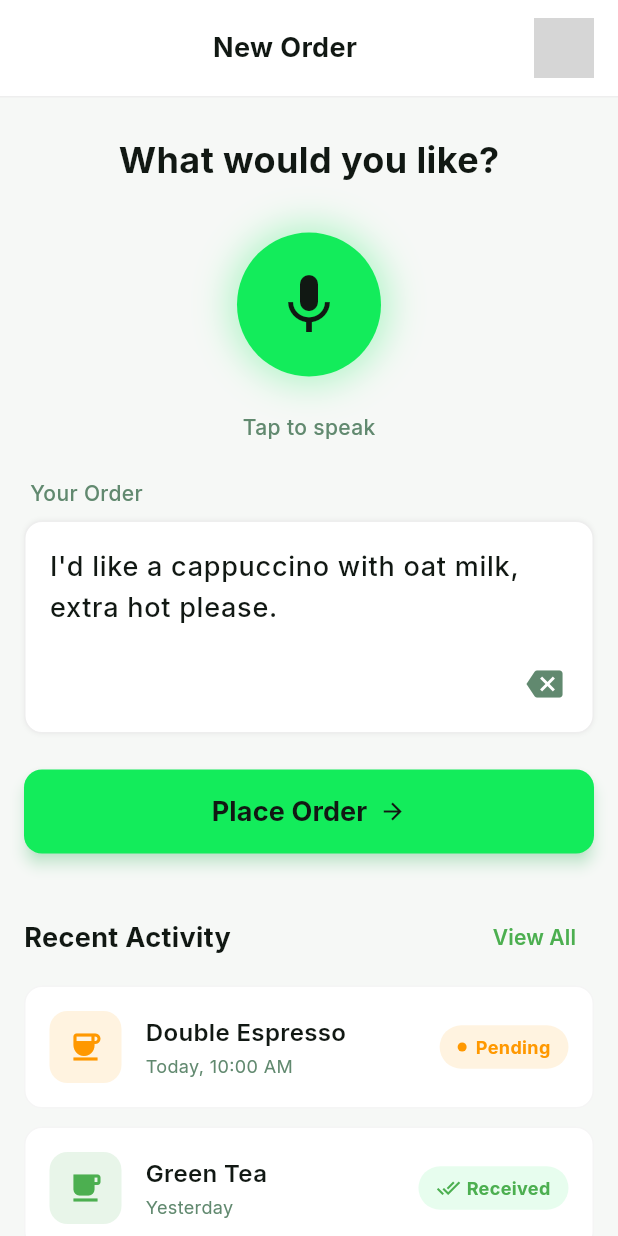
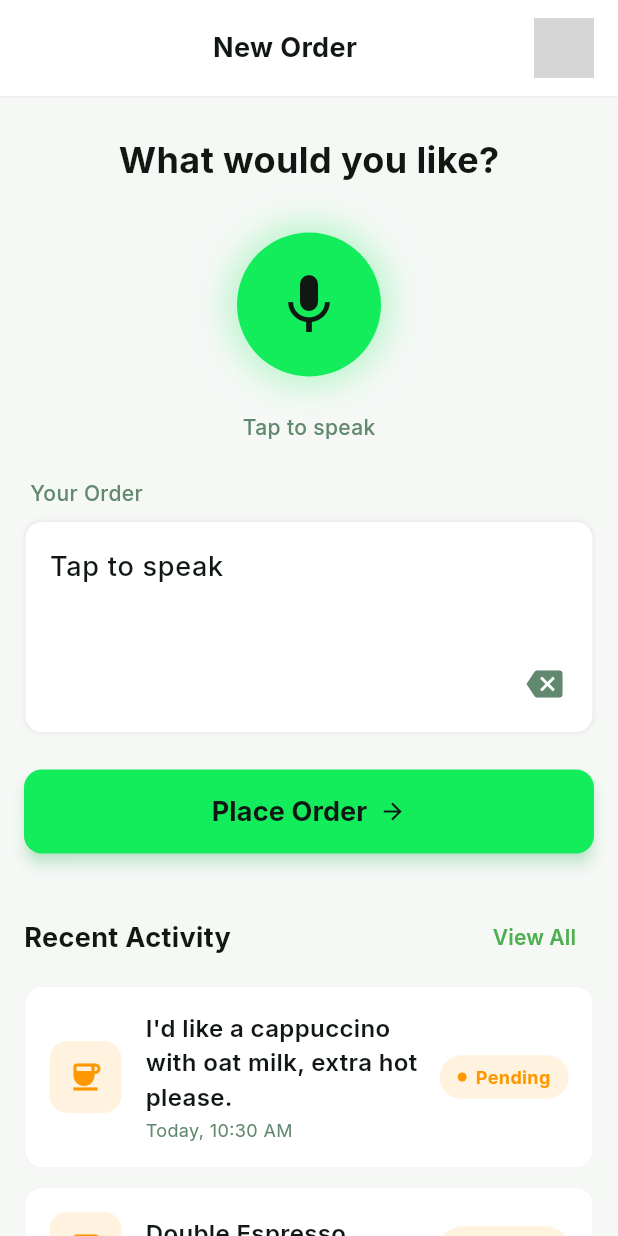
Before and after one commit to kausar033/voice-command-ai, a Flutter app: the screen it shows after launch, after a tap on "Place Order", on a phone screen of 412 x 824 dp. Run offline on Flutter 3.47's test engine with Material 3 defaults, Android fonts, the phone set to English and light mode, and no system bars; drawn by our look-alikes of avatar_glow; our stand-ins replace flutter_local_notifications, get_it, google_fonts, speech_to_text; network calls fail; grey boxes are pictures that could not be loaded.

Commit message:
order activity screen added

```diff
--- /dev/null
+++ b/lib/models/order_model.dart
@@ -0,0 +1,15 @@
+enum OrderStatus { pending, received }
+
+class OrderModel {
+  final String id;
+  final String item;
+  final DateTime timestamp;
+  final OrderStatus status;
+
+  OrderModel({
+    required this.id,
+    required this.item,
+    required this.timestamp,
+    required this.status,
+  });
+}
--- /dev/null
+++ b/lib/presentation/screens/all_orders_screen.dart
@@ -0,0 +1,39 @@
+import 'package:flutter/material.dart';
+import 'package:flutter_ai/models/order_model.dart';
+import 'package:flutter_ai/presentation/widgets/order_card.dart';
+import 'package:google_fonts/google_fonts.dart';
+
+class AllOrdersScreen extends StatelessWidget {
+  final List<OrderModel> orders;
+
+  const AllOrdersScreen({super.key, required this.orders});
+
+  @override
+  Widget build(BuildContext context) {
+    return Scaffold(
+      backgroundColor: const Color(0xFFf6f8f6),
+      appBar: AppBar(
+        title: Text(
+          "Order History",
+          style: GoogleFonts.inter(
+            color: const Color(0xFF111813),
+            fontWeight: FontWeight.bold,
+          ),
+        ),
+        backgroundColor: Colors.white,
+        elevation: 0,
+        iconTheme: const IconThemeData(color: Color(0xFF111813)),
+      ),
+      body: ListView.separated(
+        padding: const EdgeInsets.all(16),
+        itemCount: orders.length,
+        separatorBuilder: (_, __) => const SizedBox(height: 12),
+        itemBuilder: (context, index) {
+          // Sort or assume sorted? Home screen will probably pass them sorted (newest first).
+          // But just in case, we display as is.
+          return OrderCard(order: orders[index]);
+        },
+      ),
+    );
+  }
+}
--- a/lib/presentation/screens/home_screen.dart
+++ b/lib/presentation/screens/home_screen.dart
@@ -4,6 +4,9 @@ import 'package:flutter_ai/core/services/notification_service.dart';
 import 'package:flutter_ai/injection_container.dart';
 import 'package:avatar_glow/avatar_glow.dart';
 import 'package:google_fonts/google_fonts.dart';
+import 'package:flutter_ai/models/order_model.dart';
+import 'package:flutter_ai/presentation/widgets/order_card.dart';
+import 'package:flutter_ai/presentation/screens/all_orders_screen.dart';
 
 class HomeScreen extends StatefulWidget {
   const HomeScreen({super.key});
@@ -20,6 +23,7 @@ class _HomeScreenState extends State<HomeScreen> {
 
   // State
   bool _isListening = false;
+  final List<OrderModel> _orders = [];
 
   // Colors from design
   static const Color _primary = Color(0xFF13ec5b);
@@ -33,6 +37,26 @@ class _HomeScreenState extends State<HomeScreen> {
     super.initState();
     _textController.text =
         "I'd like a cappuccino with oat milk, extra hot please.";
+    _initDummyOrders();
+  }
+
+  void _initDummyOrders() {
+    _orders.add(
+      OrderModel(
+        id: '1',
+        item: 'Double Espresso',
+        timestamp: DateTime.now().subtract(const Duration(hours: 3)),
+        status: OrderStatus.pending,
+      ),
+    );
+    _orders.add(
+      OrderModel(
+        id: '2',
+        item: 'Green Tea',
+        timestamp: DateTime.now().subtract(const Duration(days: 1)),
+        status: OrderStatus.received,
+      ),
+    );
   }
 
   @override
@@ -224,10 +248,10 @@ class _HomeScreenState extends State<HomeScreen> {
                   fontWeight: FontWeight.w500,
                   height: 1.5,
                 ),
-                decoration: const InputDecoration(
+                decoration: InputDecoration(
                   border: InputBorder.none,
                   contentPadding: EdgeInsets.all(16),
-                  hintText: "Listening...",
+                  hintText: _isListening ? "Listening..." : "Tap to speak",
                 ),
               ),
               Positioned(
@@ -252,10 +276,24 @@ class _HomeScreenState extends State<HomeScreen> {
       child: ElevatedButton(
         onPressed: () async {
           await _stopListening();
+          if (_textController.text.trim().isEmpty) return;
+
+          final newOrder = OrderModel(
+            id: DateTime.now().millisecondsSinceEpoch.toString(),
+            item: _textController.text.trim(),
+            timestamp: DateTime.now(),
+            status: OrderStatus.pending,
+          );
+
+          setState(() {
+            _orders.insert(0, newOrder);
+            _textController.clear();
+          });
+
           _notificationService.showNotification(
             id: 0,
             title: 'Order Sent',
-            body: 'Your order has been sent to the Office Assistant',
+            body: 'Ordered: ${newOrder.item}',
           );
         },
         style: ElevatedButton.styleFrom(
@@ -300,7 +338,14 @@ class _HomeScreenState extends State<HomeScreen> {
               ),
             ),
             TextButton(
-              onPressed: () {},
+              onPressed: () {
+                Navigator.push(
+                  context,
+                  MaterialPageRoute(
+                    builder: (context) => AllOrdersScreen(orders: _orders),
+                  ),
+                );
+              },
               child: Text(
                 "View All",
                 style: GoogleFonts.inter(
@@ -313,115 +358,26 @@ class _HomeScreenState extends State<HomeScreen> {
           ],
         ),
         const SizedBox(height: 8),
-        _buildActivityItem(
-          icon: Icons.coffee,
-          title: "Double Espresso",
-          time: "Today, 10:00 AM",
-          status: "Pending",
-          statusColor: Colors.orange,
-          iconBgColor: Colors.orange.shade50,
-          statusBgColor: Colors.orange.shade50,
-        ),
-        const SizedBox(height: 12),
-        _buildActivityItem(
-          icon: Icons.local_cafe,
-          title: "Green Tea",
-          time: "Yesterday",
-          status: "Received",
-          statusColor: Colors.green,
-          iconBgColor: Colors.green.shade50,
-          statusBgColor: _primary.withOpacity(0.1),
-          isDone: true,
-        ),
+        if (_orders.isEmpty)
+          Padding(
+            padding: const EdgeInsets.all(16.0),
+            child: Text(
+              "No recent orders",
+              style: GoogleFonts.inter(color: _textSub),
+            ),
+          )
+        else
+          ListView.separated(
+            padding: EdgeInsets.zero,
+            shrinkWrap: true,
+            physics: const NeverScrollableScrollPhysics(),
+            itemCount: _orders.length > 3 ? 3 : _orders.length,
+            separatorBuilder: (_, __) => const SizedBox(height: 12),
+            itemBuilder: (context, index) {
+              return OrderCard(order: _orders[index]);
+            },
+          ),
       ],
     );
   }
-
-  Widget _buildActivityItem({
-    required IconData icon,
-    required String title,
-    required String time,
-    required String status,
-    required Color statusColor,
-    required Color iconBgColor,
-    required Color statusBgColor,
-    bool isDone = false,
-  }) {
-    return Container(
-      padding: const EdgeInsets.all(16),
-      decoration: BoxDecoration(
-        color: _surfaceLight,
-        borderRadius: BorderRadius.circular(12),
-        border: Border.all(color: Colors.grey.shade100),
-      ),
-      child: Row(
-        children: [
-          Container(
-            width: 48,
-            height: 48,
-            decoration: BoxDecoration(
-              color: iconBgColor,
-              borderRadius: BorderRadius.circular(12),
-            ),
-            child: Icon(icon, color: statusColor),
-          ),
-          const SizedBox(width: 16),
-          Expanded(
-            child: Column(
-              crossAxisAlignment: CrossAxisAlignment.start,
-              children: [
-                Text(
-                  title,
-                  style: GoogleFonts.inter(
-                    color: _textMain,
-                    fontSize: 16,
-                    fontWeight: FontWeight.w600,
-                  ),
-                ),
-                const SizedBox(height: 2),
-                Text(
-                  time,
-                  style: GoogleFonts.inter(color: _textSub, fontSize: 12),
-                ),
-              ],
-            ),
-          ),
-          Container(
-            padding: const EdgeInsets.symmetric(horizontal: 12, vertical: 6),
-            decoration: BoxDecoration(
-              color: statusBgColor,
-              borderRadius: BorderRadius.circular(20),
-            ),
-            child: Row(
-              children: [
-                if (!isDone)
-                  Container(
-                    width: 6,
-                    height: 6,
-                    margin: const EdgeInsets.only(right: 6),
-                    decoration: BoxDecoration(
-                      color: statusColor,
-                      shape: BoxShape.circle,
-                    ),
-                  ),
-                if (isDone)
-                  Padding(
-                    padding: const EdgeInsets.only(right: 4),
-                    child: Icon(Icons.done_all, size: 16, color: statusColor),
-                  ),
-                Text(
-                  status,
-                  style: GoogleFonts.inter(
-                    color: statusColor,
-                    fontSize: 12,
-                    fontWeight: FontWeight.bold,
-                  ),
-                ),
-              ],
-            ),
-          ),
-        ],
-      ),
-    );
-  }
 }
--- /dev/null
+++ b/lib/presentation/widgets/order_card.dart
@@ -0,0 +1,117 @@
+import 'package:flutter/material.dart';
+import 'package:google_fonts/google_fonts.dart';
+import 'package:flutter_ai/models/order_model.dart';
+import 'package:intl/intl.dart';
+
+class OrderCard extends StatelessWidget {
+  final OrderModel order;
+
+  const OrderCard({super.key, required this.order});
+
+  @override
+  Widget build(BuildContext context) {
+    final isDone = order.status == OrderStatus.received;
+    final statusColor = isDone ? Colors.green : Colors.orange;
+    final statusBgColor = isDone
+        ? const Color(0xFF13ec5b).withOpacity(0.1)
+        : Colors.orange.shade50;
+    final iconBgColor = isDone ? Colors.green.shade50 : Colors.orange.shade50;
+    final statusText = isDone ? "Received" : "Pending";
+    final icon = isDone ? Icons.emoji_food_beverage : Icons.coffee;
+
+    // Relative time logic or formatted date
+    final timeStr = _formatDate(order.timestamp);
+
+    return Container(
+      padding: const EdgeInsets.all(16),
+      decoration: BoxDecoration(
+        color: Colors.white,
+        borderRadius: BorderRadius.circular(12),
+        border: Border.all(color: Colors.grey.shade100),
+      ),
+      child: Row(
+        children: [
+          Container(
+            width: 48,
+            height: 48,
+            decoration: BoxDecoration(
+              color: iconBgColor,
+              borderRadius: BorderRadius.circular(12),
+            ),
+            child: Icon(icon, color: statusColor),
+          ),
+          const SizedBox(width: 16),
+          Expanded(
+            child: Column(
+              crossAxisAlignment: CrossAxisAlignment.start,
+              children: [
+                Text(
+                  order.item,
+                  style: GoogleFonts.inter(
+                    color: const Color(0xFF111813),
+                    fontSize: 16,
+                    fontWeight: FontWeight.w600,
+                  ),
+                ),
+                const SizedBox(height: 2),
+                Text(
+                  timeStr,
+                  style: GoogleFonts.inter(
+                    color: const Color(0xFF61896f),
+                    fontSize: 12,
+                  ),
+                ),
+              ],
+            ),
+          ),
+          Container(
+            padding: const EdgeInsets.symmetric(horizontal: 12, vertical: 6),
+            decoration: BoxDecoration(
+              color: statusBgColor,
+              borderRadius: BorderRadius.circular(20),
+            ),
+            child: Row(
+              children: [
+                if (!isDone)
+                  Container(
+                    width: 6,
+                    height: 6,
+                    margin: const EdgeInsets.only(right: 6),
+                    decoration: BoxDecoration(
+                      color: statusColor,
+                      shape: BoxShape.circle,
+                    ),
+                  ),
+                if (isDone)
+                  Padding(
+                    padding: const EdgeInsets.only(right: 4),
+                    child: Icon(Icons.done_all, size: 16, color: statusColor),
+                  ),
+                Text(
+                  statusText,
+                  style: GoogleFonts.inter(
+                    color: statusColor,
+                    fontSize: 12,
+                    fontWeight: FontWeight.bold,
+                  ),
+                ),
+              ],
+            ),
+          ),
+        ],
+      ),
+    );
+  }
+
+  String _formatDate(DateTime date) {
+    if (DateUtils.isSameDay(date, DateTime.now())) {
+      return "Today, ${DateFormat('h:mm a').format(date)}";
+    } else if (DateUtils.isSameDay(
+      date,
+      DateTime.now().subtract(const Duration(days: 1)),
+    )) {
+      return "Yesterday, ${DateFormat('h:mm a').format(date)}";
+    }
+    return DateFormat('MMM d, h:mm a').format(date);
+  }
+}
```
